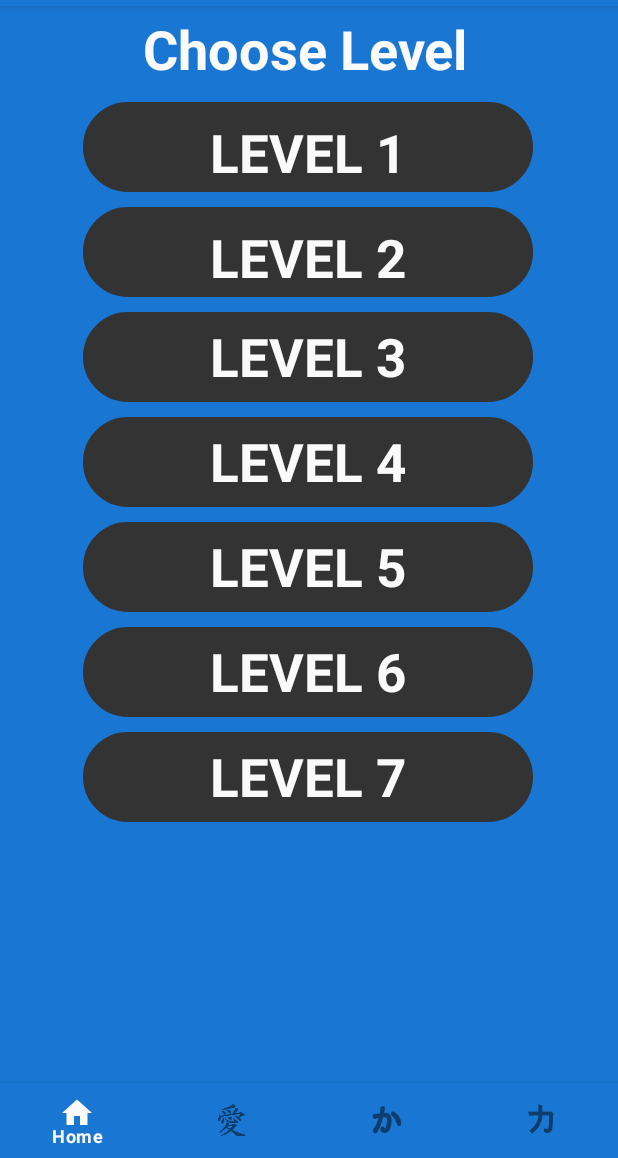
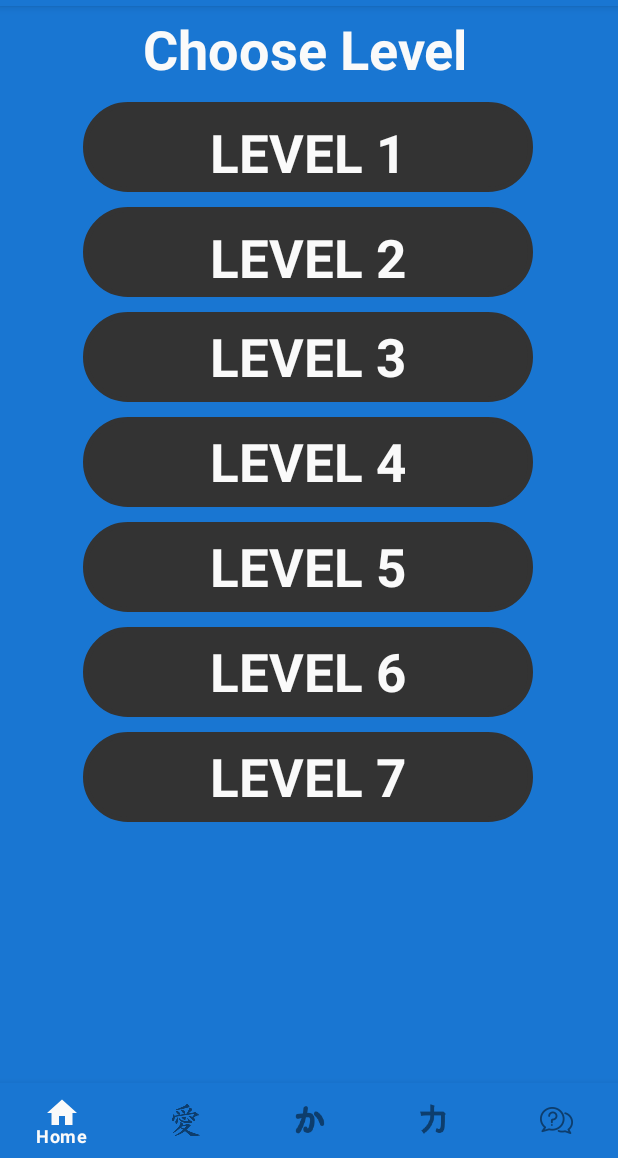
Before and after one commit to sergioparamo/kanjistudy, an Android app: the KanjiMenuActivity screen opened directly, with no data from a screen before it, on a phone screen of 412 x 824 dp, the part 78-1236 px from its top. Run offline under Robolectric (Android 15) with nearby library versions, the phone set to English and light mode, and no system bars.

Commit message:
added quiz section to bottom-navigation bar and nav drawer

```diff
--- a/app/src/main/res/menu/bottom_navigation_menu.xml
+++ b/app/src/main/res/menu/bottom_navigation_menu.xml
@@ -23,4 +23,10 @@
         android:enabled="true"
         android:icon="@drawable/katakana"
         android:title="@string/katakana"/>
+
+    <item
+        android:id="@+id/bottom_bar_quiz"
+        android:enabled="true"
+        android:icon="@drawable/blackquizicon"
+        android:title="@string/quiz"/>
 </menu>
--- a/app/src/main/res/menu/navigation_drawer.xml
+++ b/app/src/main/res/menu/navigation_drawer.xml
@@ -19,6 +19,11 @@
             android:icon="@drawable/katakana"
             android:title="@string/katakana" />
 
+        <item
+            android:id="@+id/quiznavdraw"
+            android:icon="@drawable/blackquizicon"
+            android:title="@string/quiz" />
+
 
         <item android:title="">
             <menu>
--- a/app/src/main/res/values/strings.xml
+++ b/app/src/main/res/values/strings.xml
@@ -37,4 +37,5 @@
     <string name="logout">Log out</string>
     <string name="openNavDrawer">Open Drawer</string>
     <string name="closeNavDrawer">Close Drawer</string>
+    <string name="quiz">Quiz</string>
 </resources>
```
Also changed, not shown: app/src/main/res/drawable-hdpi/blackquizicon.png (added), app/src/main/res/drawable-mdpi/blackquizicon.png (added), app/src/main/res/drawable-xhdpi/blackquizicon.png (added), app/src/main/res/drawable-xxhdpi/blackquizicon.png (added), app/src/main/res/drawable-xxxhdpi/blackquizicon.png (added).
